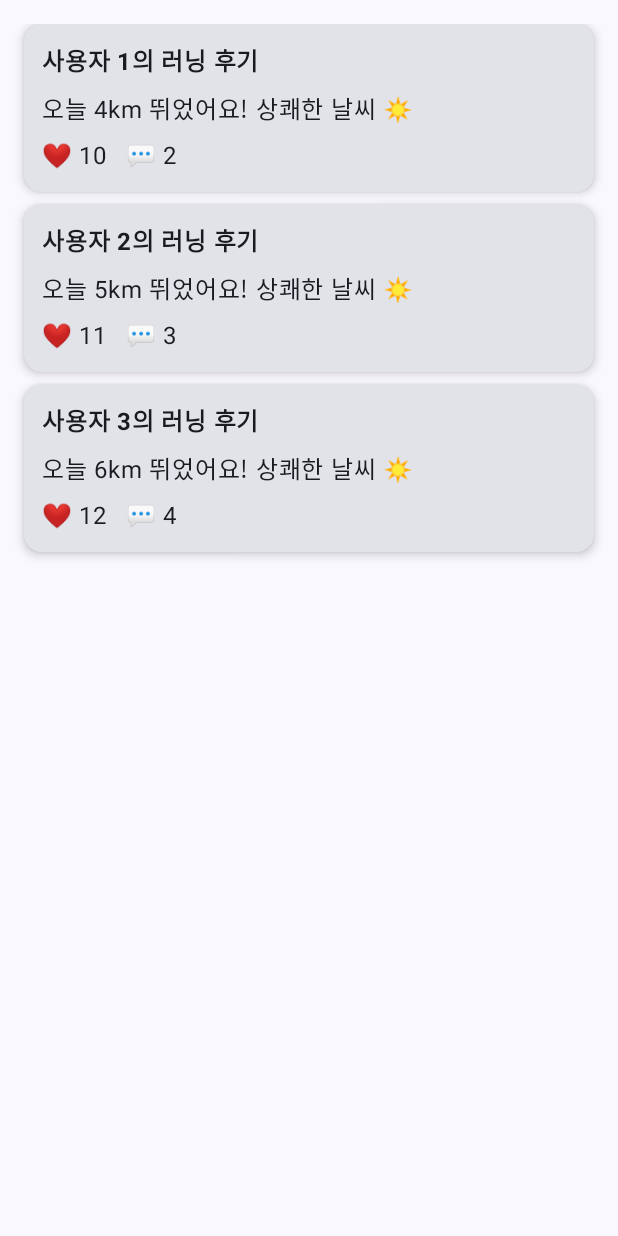
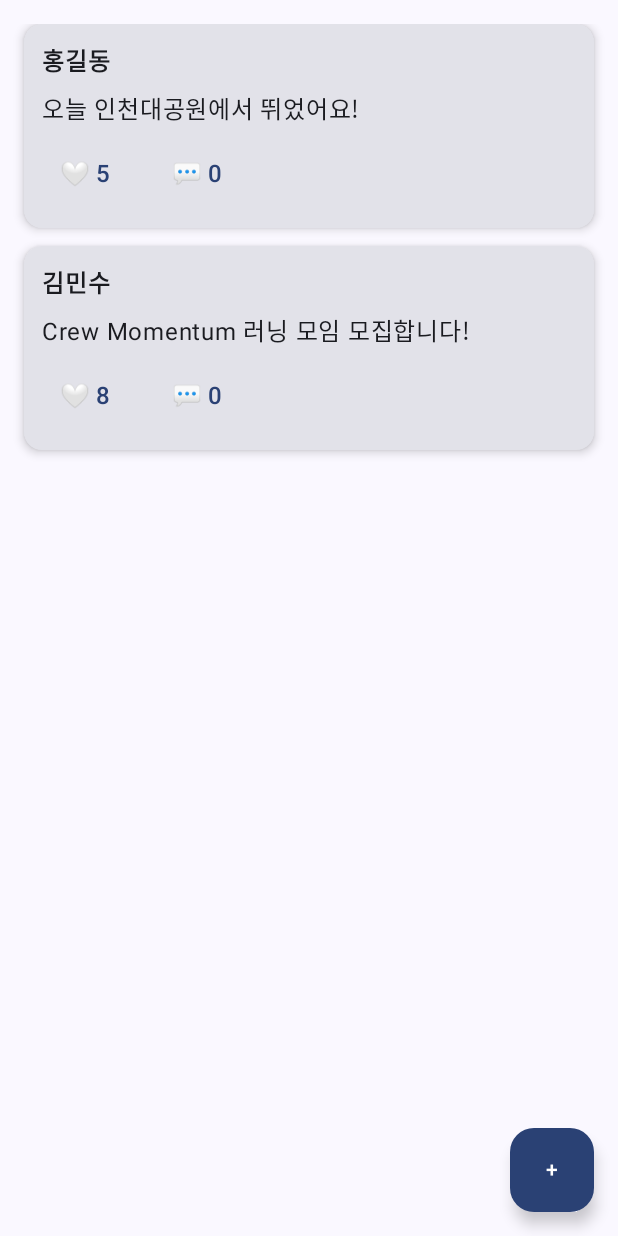
Before and after one commit to MPEffinc/Runningspot, an Android app built with Jetpack Compose: the composable CommunityScreen shown on its own in the app's theme, on a phone screen of 412 x 824 dp. Run offline under Robolectric (Android 15) with nearby library versions, the phone set to English and light mode, and no system bars; libraries missing offline, so code that uses them is left out: com.kakao.vectormap.

Commit message:
+community

```diff
--- a/app/src/main/java/com/example/runningspot/ui/MainScreen.kt
+++ b/app/src/main/java/com/example/runningspot/ui/MainScreen.kt
@@ -33,6 +33,7 @@ import androidx.compose.foundation.Image
 import androidx.compose.foundation.background
 import androidx.compose.foundation.lazy.LazyColumn
 import androidx.compose.material3.HorizontalDivider
+import androidx.compose.runtime.saveable.rememberSaveableStateHolder
 import androidx.compose.ui.graphics.Color
 import androidx.compose.ui.text.font.FontWeight
 import androidx.compose.ui.tooling.preview.Preview
@@ -61,21 +62,24 @@ fun MainScreen(
 
     val runningScreen = remember { mutableStateOf<(@Composable (PaddingValues) -> Unit)>({ RunningScreen(it) }) }
 
+    val stateHolder = rememberSaveableStateHolder()
+
     Scaffold(
         bottomBar = { BottomNavBar(selectedTab, onTabSelected = { selectedTab = it }) }
     ) { padding ->
 
         when (selectedTab) {
-            0 -> InfoScreen(padding)
-            1 -> StatsScreen(padding)
-            2 -> runningScreen.value.invoke(padding)
-            3 -> CommunityScreen(padding)
-            4 -> MyPageScreen(
+            0 -> stateHolder.SaveableStateProvider("info") { InfoScreen(padding) }
+            1 -> stateHolder.SaveableStateProvider("stats") { StatsScreen(padding) }
+            2 -> stateHolder.SaveableStateProvider("running") { runningScreen.value.invoke(padding)}
+            3 -> stateHolder.SaveableStateProvider("community") { CommunityScreen(padding) }
+            4 -> stateHolder.SaveableStateProvider("mypage") { MyPageScreen(
                 padding = padding,
                 userName = userName,
                 userProfile = userProfile,
                 provider = provider,
                 onLogout = onLogout)
+            }
         }
     }
 }
@@ -432,28 +436,169 @@ fun StatsScreen(padding: PaddingValues) {
 
 @Composable
 fun CommunityScreen(padding: PaddingValues) {
+    // 게시글 상태
+    var posts by remember {
+        mutableStateOf(
+            mutableListOf<Post>(
+                Post(1, "홍길동", "오늘 인천대공원에서 뛰었어요!", 5),
+                Post(2, "김민수", "Crew Momentum 러닝 모임 모집합니다!", 8)
+            )
+        )
+    }
+
+    // 게시글 작성 다이얼로그 제어
+    var showPostDialog by remember { mutableStateOf(false) }
+
+    Box(Modifier.fillMaxSize().padding(padding)) {
         LazyColumn(
-        Modifier.fillMaxSize().padding(16.dp),
-        verticalArrangement = Arrangement.spacedBy(8.dp)
+            modifier = Modifier.fillMaxSize().padding(16.dp),
+            verticalArrangement = Arrangement.spacedBy(12.dp)
         ) {
-        items(3) { i ->
+            items(posts.size) { index ->
+                PostItem(
+                    post = posts[index],
+                    onLike = {
+                        posts = posts.toMutableList().apply {
+                            this[index] = this[index].copy(
+                                isLiked = !this[index].isLiked,
+                                likes = if (this[index].isLiked) this[index].likes - 1 else this[index].likes + 1
+                            )
+                        }
+                    },
+                    onAddComment = { comment ->
+                        posts = posts.toMutableList().apply {
+                            this[index].comments.add(comment)
+                        }
+                    }
+                )
+            }
+        }
+
+        // 게시글 작성 버튼
+        FloatingActionButton(
+            onClick = { showPostDialog = true },
+            modifier = Modifier
+                .align(Alignment.BottomEnd)
+                .padding(16.dp),
+            containerColor = MaterialTheme.colorScheme.primary
+        ) {
+            Text("+")
+        }
+
+        if (showPostDialog) {
+            WritePostDialog(
+                onDismiss = { showPostDialog = false },
+                onPost = { content ->
+                    val newPost = Post(
+                        id = posts.size + 1,
+                        author = "사용자",
+                        content = content,
+                        likes = 0
+                    )
+                    posts = (listOf(newPost) + posts).toMutableList() // 최신글 상단 삽입
+                    showPostDialog = false
+                }
+            )
+        }
+    }
+}
+
+data class Post(
+    val id: Int,
+    val author: String,
+    val content: String,
+    val likes: Int,
+    val comments: MutableList<String> = mutableListOf(),
+    val isLiked: Boolean = false
+)
+
+@Composable
+fun PostItem(post: Post, onLike: () -> Unit, onAddComment: (String) -> Unit) {
+    var showComments by remember { mutableStateOf(false) }
+    var commentText by remember { mutableStateOf("") }
+
     Card(
         modifier = Modifier.fillMaxWidth(),
         elevation = CardDefaults.cardElevation(4.dp)
     ) {
         Column(Modifier.padding(12.dp)) {
-                    Text("사용자 ${i + 1}의 러닝 후기", fontWeight = FontWeight.Bold)
+            Text(post.author, fontWeight = FontWeight.Bold)
             Spacer(Modifier.height(8.dp))
-                    Text("오늘 ${4 + i}km 뛰었어요! 상쾌한 날씨 ☀️")
+            Text(post.content)
             Spacer(Modifier.height(8.dp))
-                    Row(horizontalArrangement = Arrangement.spacedBy(12.dp)) {
-                        Text("❤️ ${10 + i}")
-                        Text("💬 ${2 + i}")
+
+            Row(
+                Modifier.fillMaxWidth(),
+                horizontalArrangement = Arrangement.SpaceBetween
+            ) {
+                Row(horizontalArrangement = Arrangement.spacedBy(16.dp)) {
+                    TextButton(onClick = onLike) {
+                        Text(
+                            text = if (post.isLiked) "❤️ ${post.likes}" else "🤍 ${post.likes}",
+                            fontSize = 16.sp
+                        )
+                    }
+                    TextButton(onClick = { showComments = !showComments }) {
+                        Text("💬 ${post.comments.size}", fontSize = 16.sp)
+                    }
+                }
+            }
+
+            if (showComments) {
+                Divider(color = Color.LightGray, thickness = 1.dp)
+                Column(Modifier.padding(top = 8.dp)) {
+                    post.comments.forEach { Text("• $it") }
+
+                    OutlinedTextField(
+                        value = commentText,
+                        onValueChange = { commentText = it },
+                        placeholder = { Text("댓글 입력...") },
+                        modifier = Modifier.fillMaxWidth()
+                    )
+
+                    Button(
+                        onClick = {
+                            if (commentText.isNotBlank()) {
+                                onAddComment(commentText)
+                                commentText = ""
+                            }
+                        },
+                        modifier = Modifier.align(Alignment.End)
+                    ) {
+                        Text("등록")
                     }
                 }
             }
         }
     }
+}
+
+@Composable
+fun WritePostDialog(onDismiss: () -> Unit, onPost: (String) -> Unit) {
+    var text by remember { mutableStateOf("") }
+
+    AlertDialog(
+        onDismissRequest = onDismiss,
+        confirmButton = {
+            TextButton(
+                onClick = {
+                    if (text.isNotBlank()) onPost(text)
+                }
+            ) { Text("등록") }
+        },
+        dismissButton = {
+            TextButton(onClick = onDismiss) { Text("취소") }
+        },
+        title = { Text("게시글 작성") },
+        text = {
+            OutlinedTextField(
+                value = text,
+                onValueChange = { text = it },
+                placeholder = { Text("내용을 입력하세요...") },
+                modifier = Modifier.fillMaxWidth()
+            )
+        }
+    )
 }
 
 
```
Lines whose indentation alone changed are shown as unchanged.
